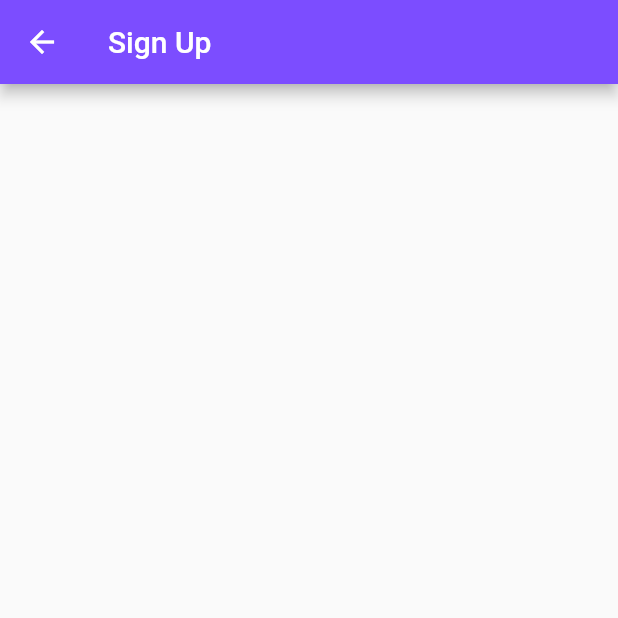
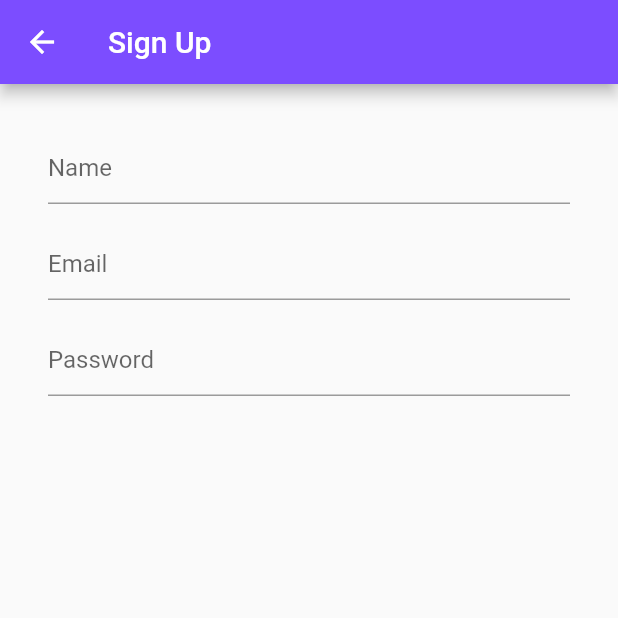
Before and after one commit to Arna98/Navigate-to-screen, a Flutter app: the SignupPage screen opened directly, on a phone screen of 412 x 824 dp, the top half of it. Run offline on Flutter 3.47's test engine with Material 2 defaults, Android fonts, the phone set to English and light mode, and no system bars.

Commit message:
write body for sign up screen text fields

```diff
--- a/lib/screens/signup.dart
+++ b/lib/screens/signup.dart
@@ -1,6 +1,4 @@
 import 'package:flutter/material.dart';
-import 'package:flutter/src/foundation/key.dart';
-import 'package:flutter/src/widgets/framework.dart';
 
 class SignupPage extends StatelessWidget {
   const SignupPage({Key? key}) : super(key: key);
@@ -13,7 +11,41 @@ class SignupPage extends StatelessWidget {
         title: const Text("Sign Up"),
         backgroundColor: Colors.deepPurpleAccent,
       ),
-
+      body: Padding(
+        padding: const EdgeInsets.all(32),
+        child: Column(children: const [
+          Padding(
+            padding: EdgeInsets.only(bottom: 16),
+            child: TextField(
+              decoration: InputDecoration(
+                  hintText: "Name",
+                  focusedBorder: UnderlineInputBorder(
+                      borderSide: BorderSide(
+                          color: Colors.deepPurpleAccent, width: 2))),
+            ),
+          ),
+          Padding(
+            padding: EdgeInsets.only(bottom: 16),
+            child: TextField(
+              decoration: InputDecoration(
+                  hintText: "Email",
+                  focusedBorder: UnderlineInputBorder(
+                      borderSide: BorderSide(
+                          color: Colors.deepPurpleAccent, width: 2))),
+            ),
+          ),
+          Padding(
+            padding: EdgeInsets.only(bottom: 16),
+            child: TextField(
+              decoration: InputDecoration(
+                  hintText: "Password",
+                  focusedBorder: UnderlineInputBorder(
+                      borderSide: BorderSide(
+                          color: Colors.deepPurpleAccent, width: 2))),
+            ),
+          ),
+        ]),
+      ),
     );
   }
 }
```
